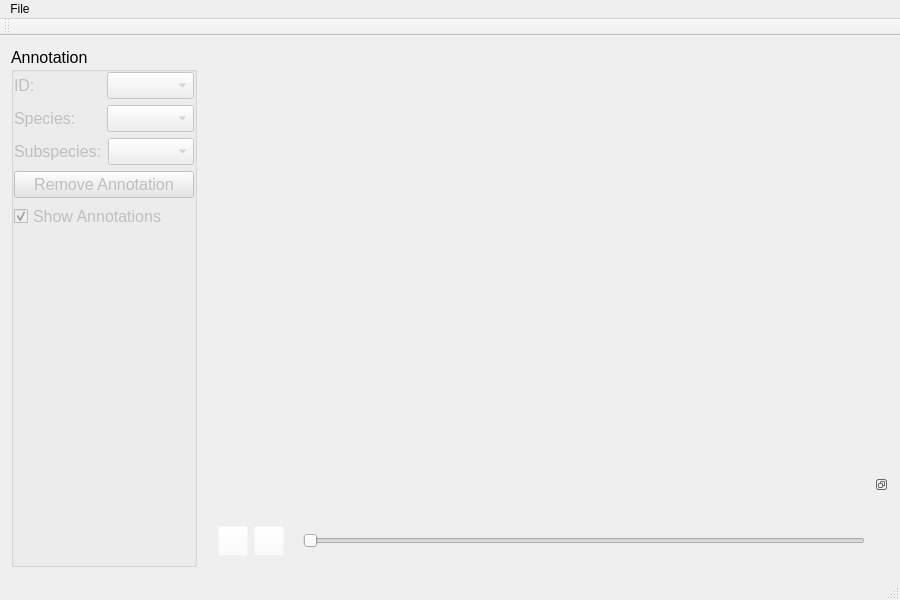
Old version of the form src/image_annotator/mainwindow.ui in the repository cvisionai/Tator-Native.
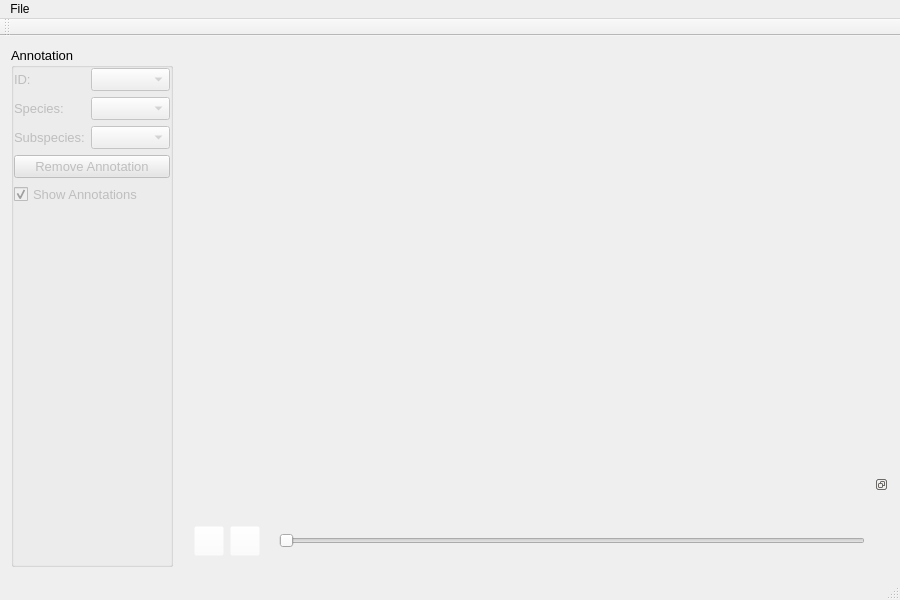
New version of the form.

Commit message: Reduce font size to 10 from 12 for image annotator and species widgets

Diff of the .ui file:
```diff
--- a/src/image_annotator/mainwindow.ui
+++ b/src/image_annotator/mainwindow.ui
@@ -43,7 +43,7 @@
            <widget class="QGroupBox" name="groupBox">
             <property name="font">
              <font>
-              <pointsize>12</pointsize>
+              <pointsize>10</pointsize>
               <weight>50</weight>
               <bold>false</bold>
              </font>
@@ -73,7 +73,7 @@
                  </property>
                  <property name="font">
                   <font>
-                   <pointsize>12</pointsize>
+                   <pointsize>10</pointsize>
                    <weight>50</weight>
                    <bold>false</bold>
                   </font>
@@ -90,7 +90,7 @@
                  </property>
                  <property name="font">
                   <font>
-                   <pointsize>12</pointsize>
+                   <pointsize>10</pointsize>
                    <weight>50</weight>
                    <bold>false</bold>
                   </font>
@@ -108,7 +108,7 @@
                  </property>
                  <property name="font">
                   <font>
-                   <pointsize>12</pointsize>
+                   <pointsize>10</pointsize>
                    <weight>50</weight>
                    <bold>false</bold>
                   </font>
@@ -125,7 +125,7 @@
                  </property>
                  <property name="font">
                   <font>
-                   <pointsize>12</pointsize>
+                   <pointsize>10</pointsize>
                    <weight>50</weight>
                    <bold>false</bold>
                   </font>
@@ -143,7 +143,7 @@
                  </property>
                  <property name="font">
                   <font>
-                   <pointsize>12</pointsize>
+                   <pointsize>10</pointsize>
                    <weight>50</weight>
                    <bold>false</bold>
                   </font>
@@ -160,7 +160,7 @@
                  </property>
                  <property name="font">
                   <font>
-                   <pointsize>12</pointsize>
+                   <pointsize>10</pointsize>
                    <weight>50</weight>
                    <bold>false</bold>
                   </font>
@@ -178,7 +178,7 @@
                  </property>
                  <property name="font">
                   <font>
-                   <pointsize>12</pointsize>
+                   <pointsize>10</pointsize>
                    <weight>50</weight>
                    <bold>false</bold>
                   </font>
@@ -202,7 +202,7 @@
                  </property>
                  <property name="font">
                   <font>
-                   <pointsize>12</pointsize>
+                   <pointsize>10</pointsize>
                    <weight>50</weight>
                    <bold>false</bold>
                   </font>
```
Left out of the diff: 2 changed lines with no effect on the pictures. The commit also changes 1 other file.
